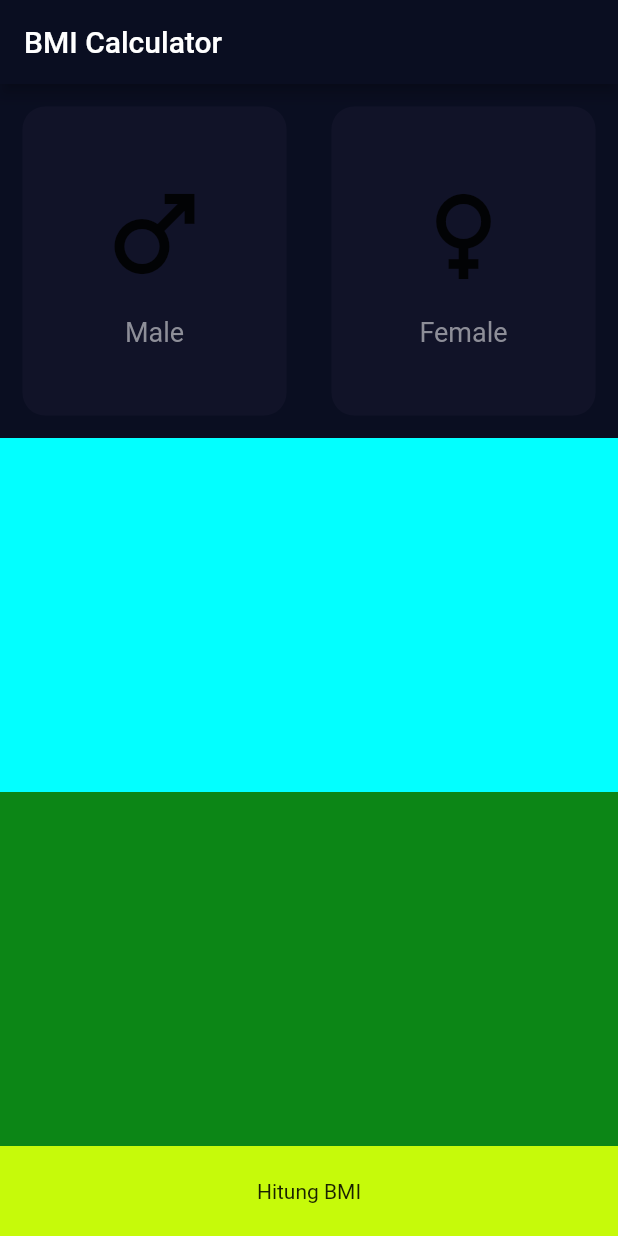
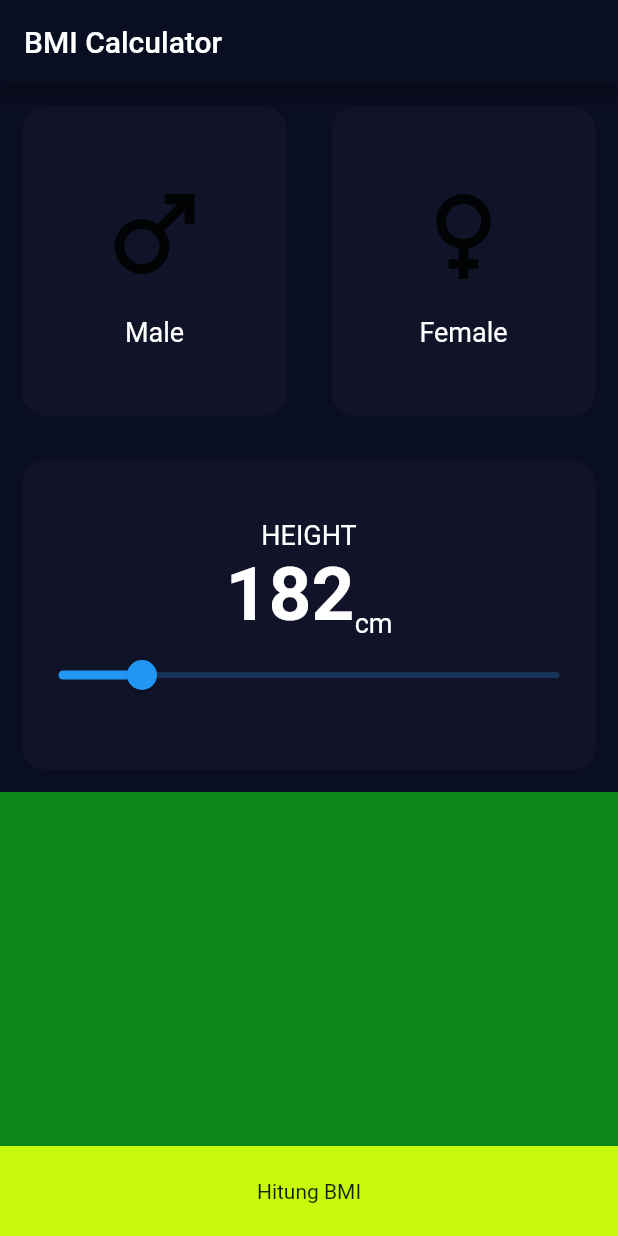
Before and after one commit to NasriNurfaizi/BMI, a Flutter app: the screen it shows after launch, on a phone screen of 412 x 824 dp. Run offline on Flutter 3.47's test engine with Material 2 defaults, Android fonts, the phone set to English and light mode, and no system bars; missing offline and left inert: dart:html.

Commit message:
"height and slider"

```diff
--- a/bmi/lib/View/bmi_data_screen.dart
+++ b/bmi/lib/View/bmi_data_screen.dart
@@ -43,9 +43,42 @@ class _bmidatascreenState extends State<bmidatascreen> {
               ),
             ),
             Expanded(
-                child: Container(
-              color: Color.fromARGB(255, 2, 255, 255),
-            )),
+              child: Container(
+                  child: Bmicard(
+                child: Column(
+                    mainAxisAlignment: MainAxisAlignment.center,
+                    children: [
+                      Text(
+                        "HEIGHT",
+                        style: labeltextstyle,
+                      ),
+                      Row(
+                        mainAxisAlignment: MainAxisAlignment.center,
+                        crossAxisAlignment: CrossAxisAlignment.end,
+                        children: [
+                          Text(
+                            "182",
+                            style: TextStyle(
+                              fontSize: 50,
+                              fontWeight: FontWeight.bold,
+                              color: Colors.white,
+                            ),
+                          ),
+                          Text(
+                            "cm",
+                            style: labeltextstyle,
+                          ),
+                        ],
+                      ),
+                      Slider(
+                        value: 100,
+                        min: 80,
+                        max: 200,
+                        onChanged: (value) {},
+                      )
+                    ]),
+              )),
+            ),
             Expanded(child: Container(color: Color.fromARGB(255, 12, 134, 22))),
             GestureDetector(
               onTap: () {
@@ -103,7 +136,7 @@ class GenderIconText extends StatelessWidget {
       children: [
         Icon(icon, size: 80),
         const SizedBox(height: 15),
-        Text(title, style: gendertextstyle),
+        Text(title, style: labeltextstyle),
       ],
     );
   }
--- a/bmi/lib/contant/contant.dart
+++ b/bmi/lib/contant/contant.dart
@@ -1,9 +1,11 @@
 import 'dart:ui';
 
 import 'package:flutter/cupertino.dart';
+import 'package:flutter/material.dart';
 
 Color primaryColor = const Color(0xff0A0E21);
-TextStyle gendertextstyle = const TextStyle(
+TextStyle labeltextstyle = const TextStyle(
   fontSize: 18,
-  color: Color(0xff8d8e98),
+  color: Colors.white,
+  //Color(0xff8d8e98),
 );
```
